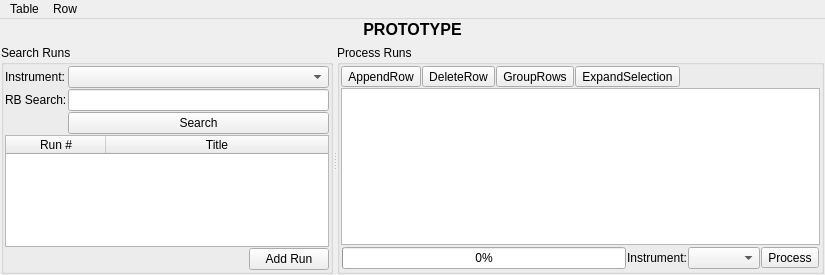
Above: Code/Mantid/MantidQt/CustomInterfaces/inc/MantidQtCustomInterfaces/ReflMainWidget.ui from mantidproject/mantid before the change. Below: the same form after it.
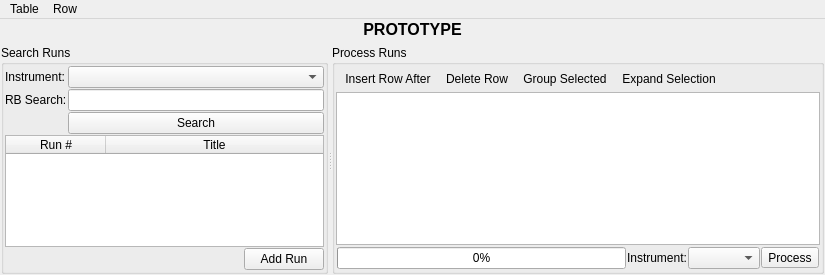
That is the form after the change. Icons and pictures are not drawn.

Commit message: Refs #10457 Merge QToolButtons into a QToolBar

Diff of the .ui file:
```diff
--- a/Code/Mantid/MantidQt/CustomInterfaces/inc/MantidQtCustomInterfaces/ReflMainWidget.ui
+++ b/Code/Mantid/MantidQt/CustomInterfaces/inc/MantidQtCustomInterfaces/ReflMainWidget.ui
@@ -232,49 +232,15 @@
            <number>1</number>
           </property>
           <item>
-           <layout class="QHBoxLayout" name="layoutTableButtons">
-            <item>
-             <widget class="QToolButton" name="buttonAppendRow">
-              <property name="text">
-               <string>AppendRow</string>
-              </property>
-             </widget>
-            </item>
-            <item>
-             <widget class="QToolButton" name="buttonDeleteRow">
-              <property name="text">
-               <string>DeleteRow</string>
-              </property>
-             </widget>
-            </item>
-            <item>
-             <widget class="QToolButton" name="buttonGroupRows">
-              <property name="text">
-               <string>GroupRows</string>
-              </property>
-             </widget>
-            </item>
-            <item>
-             <widget class="QToolButton" name="buttonExpandSelection">
-              <property name="text">
-               <string>ExpandSelection</string>
-              </property>
-             </widget>
-            </item>
-            <item>
-             <spacer name="spacerTableButtons">
-              <property name="orientation">
-               <enum>Qt::Horizontal</enum>
-              </property>
-              <property name="sizeHint" stdset="0">
-               <size>
-                <width>40</width>
-                <height>20</height>
-               </size>
-              </property>
-             </spacer>
-            </item>
-           </layout>
+           <widget class="QToolBar" name="rowToolBar">
+            <property name="styleSheet">
+             <string>QToolBar{border: none;}</string>
+            </property>
+            <addaction name="actionAppendRow"/>
+            <addaction name="actionDeleteRow"/>
+            <addaction name="actionGroupRows"/>
+            <addaction name="actionExpandSelection"/>
+           </widget>
           </item>
           <item>
            <widget class="QTableView" name="viewTable">
```
The commit also changes 1 other file.
